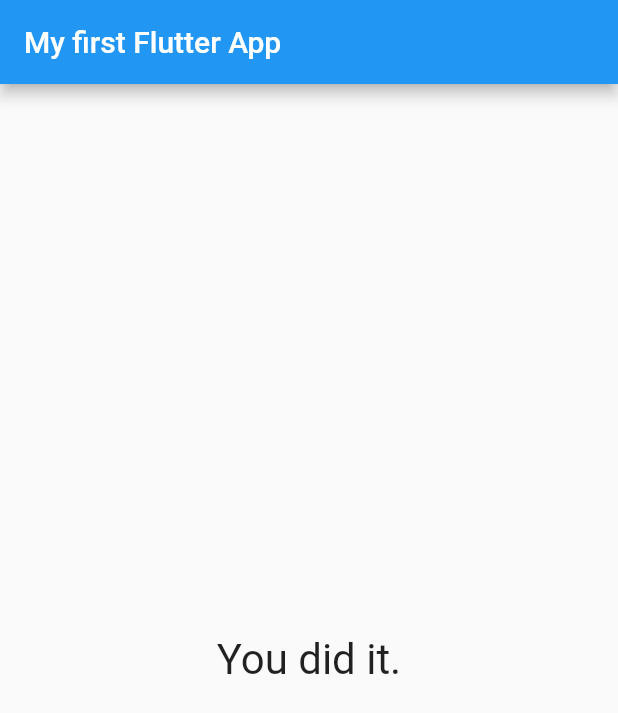
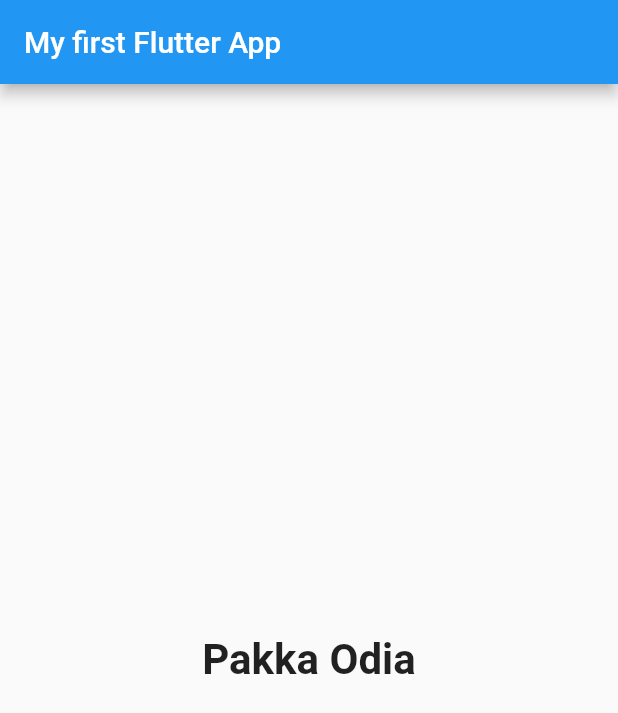
Before and after one commit to soumendrak/LearningFlutter, a Flutter app: the screen it shows after launch, after a tap on "Hakim Babu", after a tap on "Chilika", after a tap on "Billionaire", on a phone screen of 412 x 824 dp. Shown: the top 713 px of the screen. Run offline on Flutter 3.47's test engine with Material 2 defaults, Android fonts, the phone set to English and light mode, and no system bars.

Commit message:
result with score

```diff
--- a/lib/main.dart
+++ b/lib/main.dart
@@ -16,22 +16,36 @@ class _MyAppState extends State<MyApp> {
   final _questions = const [
     {
       "questionText": "What is your favourite movie?",
-      "answersText": ["Hakim Babu", "Hugo", "Masaan"]
+      "answersText": [
+        {"text": "Hakim Babu", "score": 1000},
+        {"text": "Hugo", "score": 10},
+        {"text": "Masaan", "score": 100}
+      ]
     },
     {
       "questionText": "What is your favourite travel location?",
-      "answersText": ["Chilika", "Kashmir", "Dead sea"]
+      "answersText": [
+        {"text": "Chilika", "score": 1000},
+        {"text": "Kashmir", "score": 100},
+        {"text": "Dead sea", "score": 10}
+      ]
     },
     {
       "questionText": "What will you become in future?",
-      "answersText": ["Astronaut", "Billionaire", "Happy"]
+      "answersText": [
+        {"text": "Happy", "score": 1000},
+        {"text": "Billionaire", "score": 10},
+        {"text": "Politician", "score": 100}
+      ]
     }
   ];
   var _questionIndex = 0;
-  void _answerQuestion() {
+  var _totalScore = 0;
+  void _answerQuestion(int score) {
+    _totalScore += score;
     setState(() {
       print("_questionIndex: $_questionIndex");
-      _questionIndex = _questionIndex + 1;
+      _questionIndex += 1;
     });
   }
 
@@ -48,8 +62,7 @@ class _MyAppState extends State<MyApp> {
                   questions: _questions,
                   answerQuestion: _answerQuestion,
                   questionIndex: _questionIndex)
-            : Result()
-      ),
+              : Result(_totalScore)),
     );
   }
 }
--- a/lib/quiz.dart
+++ b/lib/quiz.dart
@@ -15,9 +15,10 @@ class Quiz extends StatelessWidget {
     return Column(
       children: [
         Question(this.questions[this.questionIndex]["questionText"]),
-        ...(this.questions[this.questionIndex]["answersText"] as List<String>)
+        ...(this.questions[this.questionIndex]["answersText"]
+                as List<Map<String, Object>>)
             .map((answer) {
-          return Answer(answerQuestion, answer);
+          return Answer(() => answerQuestion(answer["score"]), answer["text"]);
         }).toList()
       ],
     );
--- a/lib/result.dart
+++ b/lib/result.dart
@@ -1,10 +1,26 @@
 import 'package:flutter/material.dart';
 
 class Result extends StatelessWidget {
+  final int resultScore;
+  Result(this.resultScore);
+  String get resultPhrase {
+    var resultText = "You did it.";
+    if (resultScore < 101) {
+      resultText = "Kou kaamaku nuhan.";
+    } else if (resultScore < 1001) {
+      resultText = "Need to improve your taste";
+    } else if ((resultScore < 5000)) {
+      resultText = "Pakka Odia";
+    }
+    return resultText;
+  }
+
   @override
   Widget build(BuildContext context) {
     return Center(
-      child: Text("You did it.", style: TextStyle(fontSize: 28)),
+      child: Text(resultPhrase,
+          style: TextStyle(fontSize: 28, fontWeight: FontWeight.bold),
+          textAlign: TextAlign.center,),
     );
   }
 }
```
Lines whose indentation alone changed are shown as unchanged.
